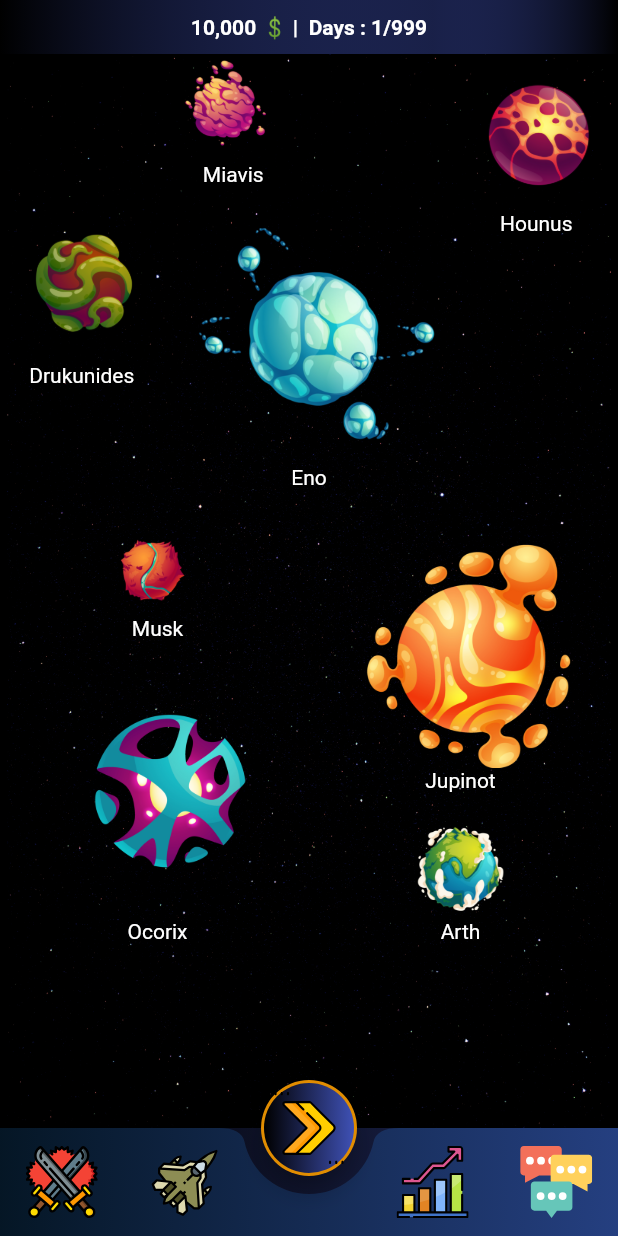
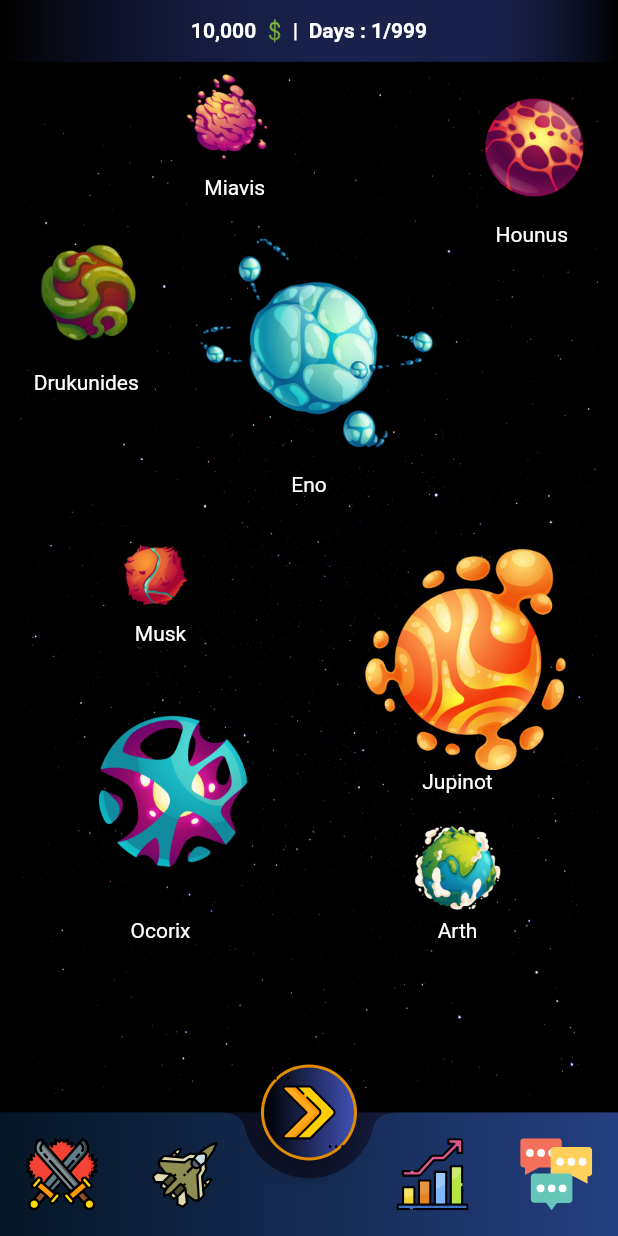
Before and after one commit to SatyamX64/Space-Empires, a Flutter app: the GameScreen screen opened by its route, on a phone screen of 412 x 824 dp. Run offline on Flutter 3.47's test engine with Material 2 defaults, Android fonts, the phone set to English and light mode, and no system bars; our stand-ins replace flutter_svg, lottie; missing offline and left inert: flutter_animated_dialog.

Commit message:
game screen is responsive

```diff
--- a/lib/screens/game_screen.dart
+++ b/lib/screens/game_screen.dart
@@ -12,8 +12,15 @@ import '../widgets/gradient_fab.dart';
 
 class GameScreen extends StatelessWidget {
   static const route = '/game-screen';
+
   @override
   Widget build(BuildContext context) {
+    return OrientationBuilder(builder: (ctx, orientation) {
+      final Size _size = MediaQuery.of(context).size;
+      final double _statsBarHeight = orientation == Orientation.landscape
+          ? _size.height * 0.1
+          : _size.height * 0.05;
+      final double _controlDeckHeight = _size.height * 0.10;
       return Scaffold(
         floatingActionButtonLocation: FloatingActionButtonLocation.centerDocked,
         floatingActionButton: _NextTurnFAB(),
@@ -36,9 +43,9 @@ class GameScreen extends StatelessWidget {
           },
           backgroundColor: kDeepBlue,
           notchedShape: CircularNotchedRectangle(),
-        showText: false,
+          showLabel: _controlDeckHeight > 48 ? false : true,
+          height: _controlDeckHeight,
           iconSize: 48,
-        height: 72,
           items: [
             ControlDeckItem(text: 'Attack'),
             ControlDeckItem(text: 'Military'),
@@ -48,11 +55,23 @@ class GameScreen extends StatelessWidget {
         ),
         body: Column(
           children: [
-          StatsBar(),
-          SolarSystem(),
+            ConstrainedBox(
+                constraints: BoxConstraints(maxHeight: _statsBarHeight),
+                child: StatsBar()),
+            ConstrainedBox(
+                constraints: BoxConstraints(
+                    maxHeight: MediaQuery.of(context).size.height -
+                        _controlDeckHeight -
+                        _statsBarHeight -
+                        MediaQuery.of(context).viewPadding.bottom),
+                child: Padding(
+                  padding: const EdgeInsets.all(8.0),
+                  child: SolarSystem(),
+                ))
           ],
         ),
       );
+    });
   }
 }
 
--- a/lib/screens/welcome_screen.dart
+++ b/lib/screens/welcome_screen.dart
@@ -2,6 +2,7 @@ import 'dart:math';
 import 'package:flutter/material.dart';
 import 'package:lottie/lottie.dart';
 import 'package:some_game/screens/game_screen.dart';
+import 'package:some_game/widgets/static_stars_bg.dart';
 
 class WelcomeScreen extends StatelessWidget {
   static const route = '/welcome-screen';
@@ -87,11 +88,10 @@ class WelcomeScreen extends StatelessWidget {
       );
     }
 
-    return OrientationBuilder(builder: (ctx, orientation) {
     return Scaffold(
       body: Stack(
         children: [
-            _StaticStarsBackGround(orientation),
+          StaticStarsBackGround(),
           _animatedStars(),
           _spaceLights(),
           _saturn(),
@@ -100,23 +100,6 @@ class WelcomeScreen extends StatelessWidget {
         ],
       ),
     );
-    });
+
   }
 }
-
-class _StaticStarsBackGround extends StatelessWidget {
-  final Orientation orientation;
-  _StaticStarsBackGround(this.orientation);
-  @override
-  Widget build(BuildContext context) {
-    return RotatedBox(
-      quarterTurns: orientation == Orientation.landscape ? 1 : 0,
-      child: Container(
-        constraints: BoxConstraints.expand(),
-        decoration: BoxDecoration(
-          image: DecorationImage(image: AssetImage('assets/img/stars_bg.png')),
-        ),
-      ),
-    );
-  }
-}
--- a/lib/widgets/control_deck.dart
+++ b/lib/widgets/control_deck.dart
@@ -2,40 +2,35 @@ import 'package:flutter/material.dart';
 import 'package:flutter_svg/flutter_svg.dart';
 
 class ControlDeckItem {
-  ControlDeckItem({this.iconData, this.text, this.isPng: false}) {
+  ControlDeckItem({this.text, this.isPng: false}) {
     assert(text != null);
   }
-  IconData iconData;
   String text;
   bool isPng;
 }
 
 // Bottom App Bar
-// child Priority if clash happens : icon > svg > png
+// child Priority if clash happens : svg > png
 
 class ControlDeck extends StatefulWidget {
   ControlDeck({
     this.items,
-    this.showText: true,
-    this.centerItemText,
+    this.showLabel: true,
     this.height: 60.0,
     this.iconSize: 24.0,
     this.backgroundColor,
-    this.unselectedIconColor,
-    this.selectedIconColor,
+    this.labelColor: Colors.white,
     this.notchedShape,
     this.onPressed,
   }) {
     assert(this.items.length == 2 || this.items.length == 4);
   }
   final List<ControlDeckItem> items;
-  final bool showText;
-  final String centerItemText;
+  final bool showLabel;
   final double height;
   final double iconSize;
+  final Color labelColor;
   final Color backgroundColor;
-  final Color unselectedIconColor;
-  final Color selectedIconColor;
   final NotchedShape notchedShape;
   final ValueChanged<int> onPressed;
 
@@ -87,17 +82,6 @@ class ControlDeckState extends State<ControlDeck> {
     return Expanded(
       child: SizedBox(
         height: widget.height,
-        child: Column(
-          mainAxisSize: MainAxisSize.min,
-          mainAxisAlignment: MainAxisAlignment.center,
-          children: <Widget>[
-            SizedBox(height: widget.iconSize),
-            Text(
-              widget.centerItemText ?? '',
-              style: TextStyle(color: widget.unselectedIconColor),
-            ),
-          ],
-        ),
       ),
     );
   }
@@ -122,8 +106,6 @@ class ControlDeckState extends State<ControlDeck> {
     int index,
     ValueChanged<int> onPressed,
   }) {
-    Color color =
-        _selectedIndex == index ? widget.selectedIconColor : widget.unselectedIconColor;
     return Expanded(
       child: SizedBox(
         height: widget.height,
@@ -135,13 +117,14 @@ class ControlDeckState extends State<ControlDeck> {
               mainAxisSize: MainAxisSize.min,
               mainAxisAlignment: MainAxisAlignment.center,
               children: <Widget>[
-                item.iconData == null
-                    ? _image(item.text, item.isPng)
-                    : Icon(item.iconData, color: color, size: widget.iconSize),
-                widget.showText
+                if (widget.showLabel == false) _image(item.text, item.isPng),
+                widget.showLabel
                     ? Text(
                         item.text,
-                        style: TextStyle(color: color),
+                        style: TextStyle(
+                          color: widget.labelColor,
+                          fontWeight: FontWeight.w600,
+                        ),
                       )
                     : Container(),
               ],
--- a/lib/widgets/game_screen/solar_system.dart
+++ b/lib/widgets/game_screen/solar_system.dart
@@ -3,38 +3,31 @@ import 'package:flutter/material.dart';
 import 'package:flutter_staggered_grid_view/flutter_staggered_grid_view.dart';
 import 'package:some_game/models/planet_model.dart';
 import 'package:some_game/screens/planet_screen.dart';
+import 'package:some_game/widgets/static_stars_bg.dart';
 
 class SolarSystem extends StatelessWidget {
   @override
   Widget build(BuildContext context) {
-    // 36 for StatsBar and 72 for bottomAppBar
-    final size = Size(
-        MediaQuery.of(context).size.width,
-        (MediaQuery.of(context).size.height -
-            36 -
-            72 -
-            MediaQuery.of(context).viewInsets.bottom));
-    // Since CrossAxisCount is 4, and horizontalPadding is 2*4
-    final cellSize = (size.width - 8) / 4;
+    return LayoutBuilder(builder: (context, constraints) {
+      final size = Size(constraints.maxWidth, constraints.maxHeight);
+      final Orientation orientation = MediaQuery.of(context).orientation;
 
-    // mainAxis has 6 cells and 4*2 padding
-    final spaceLeft = ((size.height - (6 * cellSize) - 8)).floorToDouble();
-    final mainAxisPadding = (spaceLeft / 6);
+      final double cellSize = size.width / 4;
 
-    return Container(
-      alignment: Alignment.center,
-      height: size.height,
-      width: size.width,
-      padding: EdgeInsets.all(4),
-      decoration: BoxDecoration(
-        image: DecorationImage(image: AssetImage('assets/img/stars_bg.png')),
-      ),
-      child: StaggeredGridView.count(
-        crossAxisCount: 4,
-        physics: NeverScrollableScrollPhysics(),
-        mainAxisSpacing: mainAxisPadding > 0 ? mainAxisPadding : 0,
-        children: List.generate(8, (index) => _PlanetCard(index)),
-        staggeredTiles: [
+      final spaceLeft = orientation == Orientation.landscape
+          ? ((size.height - (2 * cellSize)))
+          : ((size.height - (6 * cellSize)));
+      final double mainAxisPadding =
+          orientation == Orientation.landscape ? spaceLeft / 2 : spaceLeft / 6;
+
+      // crossAxisPadding = (crossAxisCount*(spaceLeft/mainAxisCount))/2
+      final double crossAxisPadding = spaceLeft < 0
+          ? (orientation == Orientation.landscape
+              ? (spaceLeft).abs()
+              : (4 * (spaceLeft).abs() / 6) / 2)
+          : 0;
+
+      final List<StaggeredTile> _portraitTilesLayout = [
         StaggeredTile.count(3, 1),
         StaggeredTile.count(1, 2),
         StaggeredTile.count(1, 2),
@@ -43,9 +36,39 @@ class SolarSystem extends StatelessWidget {
         StaggeredTile.count(2, 2),
         StaggeredTile.count(2, 2),
         StaggeredTile.count(2, 1),
+      ];
+
+      final List<StaggeredTile> _landscapeTilesLayout = [
+        StaggeredTile.count(1, 1),
+        StaggeredTile.count(1, 1),
+        StaggeredTile.count(1, 1),
+        StaggeredTile.count(1, 1),
+        StaggeredTile.count(1, 1),
+        StaggeredTile.count(1, 1),
+        StaggeredTile.count(1, 1),
+        StaggeredTile.count(1, 1),
+      ];
+      return Container(
+        alignment: Alignment.center,
+        height: size.height,
+        width: size.width,
+        padding: EdgeInsets.symmetric(horizontal: crossAxisPadding),
+        child: Stack(
+          children: [
+            StaticStarsBackGround(),
+            StaggeredGridView.count(
+              crossAxisCount: 4,
+              physics: NeverScrollableScrollPhysics(),
+              mainAxisSpacing: mainAxisPadding > 0 ? mainAxisPadding : 0,
+              children: List.generate(8, (index) => _PlanetCard(index)),
+              staggeredTiles: orientation == Orientation.landscape
+                  ? _landscapeTilesLayout
+                  : _portraitTilesLayout,
+            ),
           ],
         ),
       );
+    });
   }
 }
 
@@ -54,8 +77,7 @@ class _PlanetCard extends StatelessWidget {
   _PlanetCard(this.index);
   @override
   Widget build(BuildContext context) {
-    return Container(
-      child: GestureDetector(
+    return GestureDetector(
       onTap: () {
         Navigator.pushNamed(context, PlanetScreen.route,
             arguments: planetsList[index]);
@@ -70,7 +92,6 @@ class _PlanetCard extends StatelessWidget {
           Text(describeEnum(planetsList[index].name)),
         ],
       ),
-      ),
     );
   }
 }
--- a/lib/widgets/game_screen/stats_bar.dart
+++ b/lib/widgets/game_screen/stats_bar.dart
@@ -4,7 +4,6 @@ class StatsBar extends StatelessWidget {
   @override
   Widget build(BuildContext context) {
     return Container(
-      height: 36,
       color: Colors.black,
       child: Container(
         height: double.maxFinite,
--- /dev/null
+++ b/lib/widgets/static_stars_bg.dart
@@ -0,0 +1,17 @@
+import 'package:flutter/material.dart';
+
+class StaticStarsBackGround extends StatelessWidget {
+  @override
+  Widget build(BuildContext context) {
+    final Orientation orientation = MediaQuery.of(context).orientation;
+    return RotatedBox(
+      quarterTurns: orientation == Orientation.landscape ? 1 : 0,
+      child: Container(
+        constraints: BoxConstraints.expand(),
+        decoration: BoxDecoration(
+          image: DecorationImage(image: AssetImage('assets/img/stars_bg.png')),
+        ),
+      ),
+    );
+  }
+}
```
Lines whose indentation alone changed are shown as unchanged.
